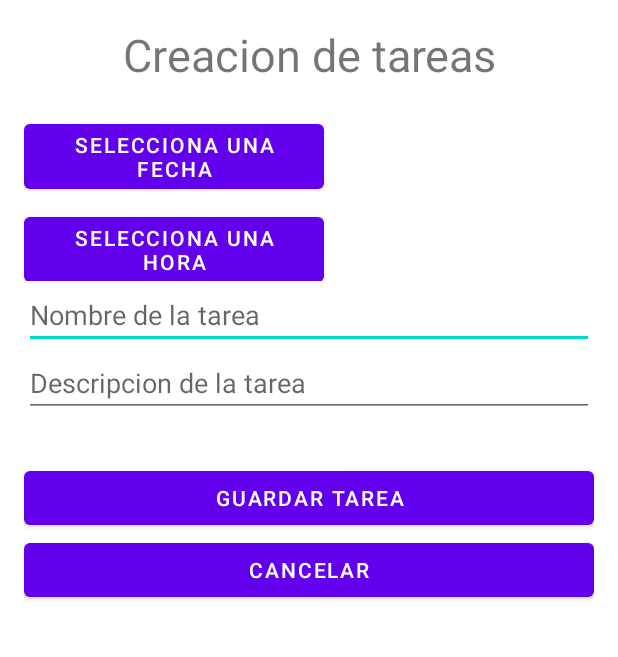
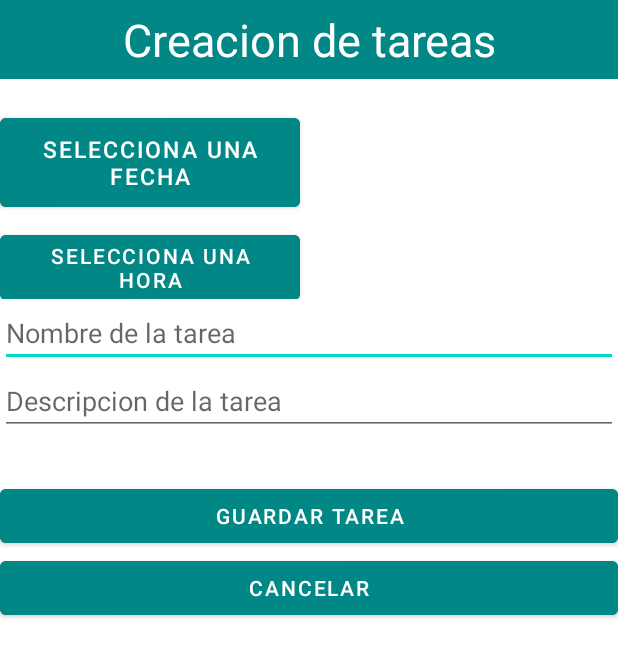
Before and after one commit to AlexJr2214/ProyectoFinal1, an Android app: the CrearTareaActivity screen opened directly, with no data from a screen before it, on a phone screen of 412 x 824 dp. Shown: the top 657 px of the screen. Run offline under Robolectric (Android 15) with nearby library versions, the phone set to English and light mode, and no system bars; our stand-ins replace Volley; network calls fail.

Commit message:
casi los ultimos cambios del diseño

```diff
--- a/app/src/main/java/com/example/proyectofinal1/TareasActivity.java
+++ b/app/src/main/java/com/example/proyectofinal1/TareasActivity.java
@@ -143,7 +143,7 @@ public class TareasActivity extends AppCompatActivity {
         listView.setOnItemClickListener(new AdapterView.OnItemClickListener() {
             @Override
             public void onItemClick(AdapterView<?> adapterView, View view, int position, long l) {
-                Toast.makeText(TareasActivity.this, "posicion: " + position, Toast.LENGTH_SHORT).show();
+                Toast.makeText(TareasActivity.this, "posicion: " + tareaList.get(position).getDescripcion_tarea(), Toast.LENGTH_SHORT).show();
             }
         });
     }
--- a/app/src/main/res/layout/activity_crear_tarea.xml
+++ b/app/src/main/res/layout/activity_crear_tarea.xml
@@ -5,12 +5,12 @@
     android:layout_width="match_parent"
     android:layout_height="match_parent"
     android:orientation="vertical"
-    android:padding="16dp"
     tools:context=".CrearTareaActivity">
 
-
-
     <TextView
+        android:padding="6dp"
+        android:textColor="@color/white"
+        android:background="@color/teal_700"
         android:gravity="center_horizontal"
         android:textSize="30sp"
         android:layout_width="match_parent"
@@ -23,6 +23,9 @@
         android:layout_height="wrap_content">
 
         <Button
+            android:padding="10dp"
+            android:textSize="15sp"
+            android:backgroundTint="@color/teal_700"
             android:layout_gravity="center_horizontal"
             android:text="Selecciona una fecha"
             android:id="@+id/btnSetearFecha"
@@ -43,6 +46,7 @@
         android:layout_height="wrap_content"
         android:orientation="horizontal">
         <Button
+            android:backgroundTint="@color/teal_700"
             android:text="Selecciona una hora"
             android:id="@+id/btnSetearHora"
             android:layout_width="200dp"
@@ -70,6 +74,7 @@
         android:hint="Descripcion de la tarea"/>
 
     <Button
+        android:backgroundTint="@color/teal_700"
         android:id="@+id/btnGuardarTarea"
         android:layout_marginTop="30dp"
         android:layout_width="match_parent"
@@ -77,6 +82,7 @@
         android:text="Guardar tarea"
         android:onClick="onclik"/>
     <Button
+        android:backgroundTint="@color/teal_700"
         android:id="@+id/btnCancelar"
         android:layout_width="match_parent"
         android:layout_height="wrap_content"
```
